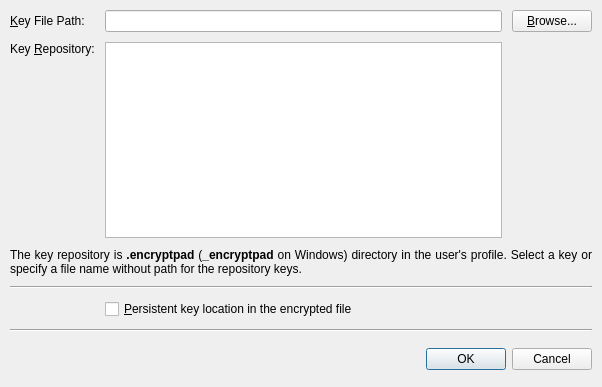
Old version of the form qt_ui/set_key_dialog.ui in the repository evpo/EncryptPad.
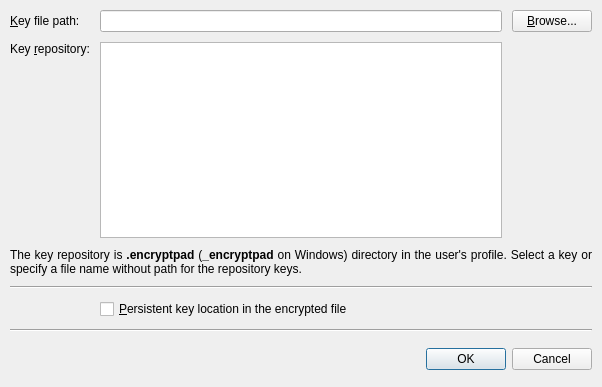
New version of the form.

Patch:
```diff
--- a/qt_ui/set_key_dialog.ui
+++ b/qt_ui/set_key_dialog.ui
@@ -61,7 +61,7 @@
      <item row="1" column="0">
       <widget class="QLabel" name="label">
        <property name="text">
-        <string>Key &amp;Repository:</string>
+        <string>Key &amp;repository:</string>
        </property>
        <property name="alignment">
         <set>Qt::AlignLeading|Qt::AlignLeft|Qt::AlignTop</set>
@@ -147,7 +147,7 @@
         <string notr="true"/>
        </property>
        <property name="text">
-        <string>&amp;Key File Path:</string>
+        <string>&amp;Key file path:</string>
        </property>
        <property name="buddy">
         <cstring>uiKeyFilePath</cstring>
```
